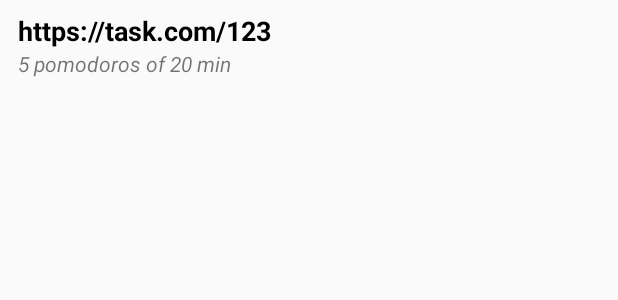
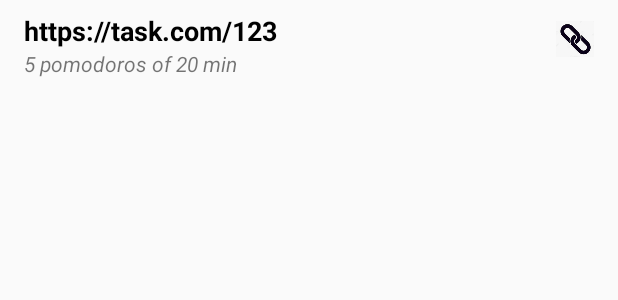
Before and after one commit to hamorillo/MorcillaConfHackathon2019, an Android app: the layout user_task_item.xml on its own in the app's theme, with its tools: preview values and no code run, on a phone screen of 412 x 824 dp. Shown: the top 300 px of the screen. Run offline under Robolectric (Android 15) with nearby library versions, the phone set to English and light mode, and no system bars.

Commit message:
Minor changes

```diff
--- a/AndroidApp/app/src/main/java/com/bankmorcillaconf/app/UserActivity.kt
+++ b/AndroidApp/app/src/main/java/com/bankmorcillaconf/app/UserActivity.kt
@@ -112,12 +112,12 @@ class UserActivity : AppCompatActivity() {
             val actualTimeStamp = System.currentTimeMillis()
             val finishPomodoroTimeStamp = currentPomodoroStartDate + currentPomodoroDuration
             if (actualTimeStamp > finishPomodoroTimeStamp) {
-                "Now is taking a rest" //getDrawable(R.drawable.user_available_ic)
+                "Now is taking a rest"
             } else {
-                "Now is working" //getDrawable(R.drawable.user_busy_ic)
+                "Now is working"
             }
         } else {
-            "Now is taking a rest" //getDrawable(R.drawable.user_available_ic)
+            "Now is taking a rest"
         }
     }
 
--- a/AndroidApp/app/src/main/java/com/bankmorcillaconf/app/ui/NewTaskActivity.kt
+++ b/AndroidApp/app/src/main/java/com/bankmorcillaconf/app/ui/NewTaskActivity.kt
@@ -63,8 +63,8 @@ class NewTaskActivity : AppCompatActivity() {
         taskRepository.getAllTasks(
             UserRepository.staticUser!!, ResultListener(
                 onSuccess = { tasks ->
-                    var tasksString = "Your tasks:"
-                    tasks.forEach { task ->
+                    var tasksString = "Your current tasks:\n"
+                    tasks.sortedByDescending { it.creationDate }.forEach { task ->
                         tasksString += "\n" + task.url
                     }
                     myTasksTextView.text = tasksString
--- a/AndroidApp/app/src/main/res/layout/new_task_activity.xml
+++ b/AndroidApp/app/src/main/res/layout/new_task_activity.xml
@@ -63,6 +63,8 @@
               app:layout_constraintTop_toBottomOf="@id/addTaskButton"
               app:layout_constraintStart_toStartOf="parent"
               android:layout_marginTop="16dp"
-              tools:text="Tasks..."/>
+              android:layout_marginStart="16dp"
+              android:textColor="@android:color/black"
+              tools:text="Tasks:"/>
 
 </androidx.constraintlayout.widget.ConstraintLayout>
--- a/AndroidApp/app/src/main/res/layout/user_task_item.xml
+++ b/AndroidApp/app/src/main/res/layout/user_task_item.xml
@@ -12,11 +12,15 @@
             android:textColor="@android:color/black"
             android:textStyle="bold"
             android:textSize="18sp"
-            android:layout_marginStart="12dp"
+            android:layout_marginStart="16dp"
             android:layout_marginTop="8dp"
+            android:textIsSelectable="true"
+            android:lines="1"
+            android:ellipsize="end"
+            android:layout_marginEnd="8dp"
             app:layout_constraintStart_toStartOf="parent"
             app:layout_constraintTop_toTopOf="parent"
-            app:layout_constraintEnd_toEndOf="parent"
+            app:layout_constraintEnd_toStartOf="@id/linkImageView"
             tools:text="https://task.com/123"/>
 
     <TextView
@@ -28,7 +32,16 @@
             app:layout_constraintHorizontal_bias="0"
             app:layout_constraintStart_toStartOf="parent"
             app:layout_constraintEnd_toEndOf="parent"
-            android:layout_marginStart="12dp"
+            android:layout_marginStart="16dp"
             tools:text="5 pomodoros of 20 min"/>
 
+    <ImageView android:id="@+id/linkImageView"
+            android:layout_width="25dp"
+               android:layout_height="25dp"
+               app:layout_constraintTop_toTopOf="parent"
+               app:layout_constraintBottom_toBottomOf="parent"
+               app:layout_constraintEnd_toEndOf="parent"
+               android:src="@drawable/link"
+               android:layout_marginEnd="16dp"/>
+
 </androidx.constraintlayout.widget.ConstraintLayout>
```
Also changed, not shown: AndroidApp/app/src/main/java/com/bankmorcillaconf/app/HomeActivity.kt (+6 -1 lines), AndroidApp/app/src/main/java/com/bankmorcillaconf/app/ui/TasksAdapter.kt (+21 -6 lines), AndroidApp/app/src/main/res/layout/login_activity.xml (+8 -0 lines), AndroidApp/app/src/main/res/drawable-nodpi/jira.png (added), AndroidApp/app/src/main/res/drawable-nodpi/link.png (added), AndroidApp/app/src/main/res/drawable-nodpi/trello.png (added).
